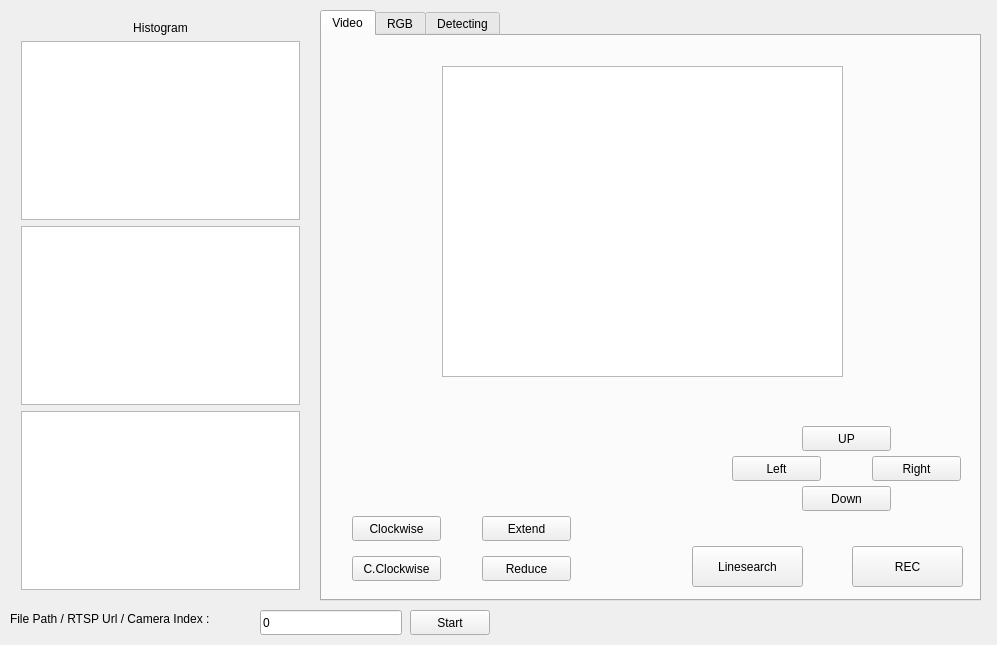
This is mainwindow.ui in sunghyungi/blackboxproject as Qt 5 draws it before an edit. The edited form follows.
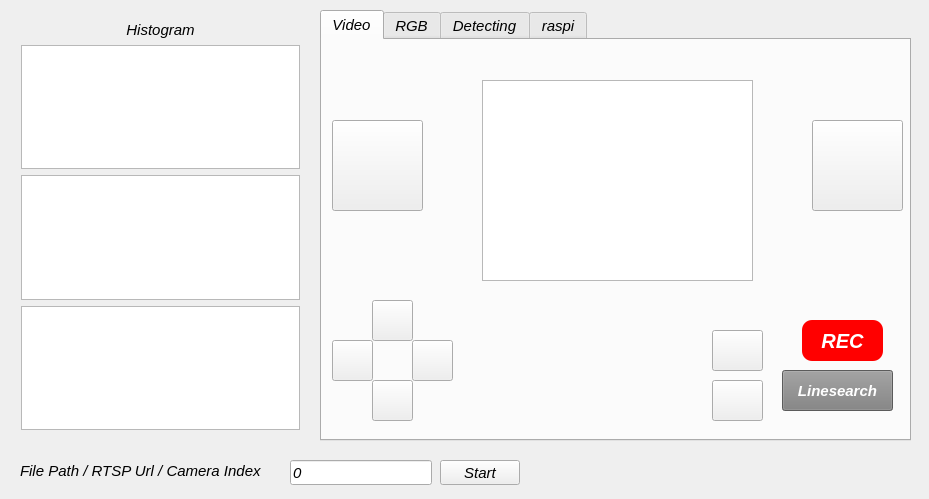
This is the edited form. The open tabs and pages were chosen to show the change. Icons and pictures are not drawn.

The edit to the form file:
```diff
--- a/mainwindow.ui
+++ b/mainwindow.ui
@@ -6,21 +6,24 @@
    <rect>
     <x>0</x>
     <y>0</y>
-    <width>997</width>
-    <height>645</height>
+    <width>929</width>
+    <height>499</height>
    </rect>
   </property>
   <property name="windowTitle">
    <string>Video Processor</string>
   </property>
+  <property name="styleSheet">
+   <string notr="true">font: italic 15px;</string>
+  </property>
   <widget class="QWidget" name="centralWidget">
    <widget class="QLabel" name="label">
     <property name="geometry">
      <rect>
-      <x>10</x>
-      <y>610</y>
+      <x>20</x>
+      <y>460</y>
       <width>244</width>
-      <height>17</height>
+      <height>21</height>
      </rect>
     </property>
     <property name="text">
@@ -30,8 +33,8 @@
    <widget class="QLineEdit" name="videoEdit">
     <property name="geometry">
      <rect>
-      <x>260</x>
-      <y>610</y>
+      <x>290</x>
+      <y>460</y>
       <width>142</width>
       <height>25</height>
      </rect>
@@ -43,8 +46,8 @@
    <widget class="QPushButton" name="startBtn">
     <property name="geometry">
      <rect>
-      <x>410</x>
-      <y>610</y>
+      <x>440</x>
+      <y>460</y>
       <width>80</width>
       <height>25</height>
      </rect>
@@ -58,10 +61,13 @@
      <rect>
       <x>320</x>
       <y>10</y>
-      <width>661</width>
-      <height>591</height>
+      <width>591</width>
+      <height>431</height>
      </rect>
     </property>
+    <property name="styleSheet">
+     <string notr="true"/>
+    </property>
     <property name="currentIndex">
      <number>1</number>
     </property>
@@ -72,20 +78,20 @@
      <widget class="QGraphicsView" name="graphicsView">
       <property name="geometry">
        <rect>
-        <x>120</x>
-        <y>30</y>
-        <width>401</width>
-        <height>311</height>
+        <x>160</x>
+        <y>40</y>
+        <width>271</width>
+        <height>201</height>
        </rect>
       </property>
      </widget>
      <widget class="QPushButton" name="upButton">
       <property name="geometry">
        <rect>
-        <x>480</x>
-        <y>390</y>
-        <width>89</width>
-        <height>25</height>
+        <x>50</x>
+        <y>260</y>
+        <width>41</width>
+        <height>41</height>
        </rect>
       </property>
       <property name="focusPolicy">
@@ -94,8 +100,11 @@
       <property name="layoutDirection">
        <enum>Qt::LeftToRight</enum>
       </property>
+      <property name="styleSheet">
+       <string notr="true">border-image:url(:/new/image/up.png);</string>
+      </property>
       <property name="text">
-       <string>UP</string>
+       <string/>
       </property>
       <property name="autoDefault">
        <bool>false</bool>
@@ -104,75 +113,91 @@
      <widget class="QPushButton" name="leftButton">
       <property name="geometry">
        <rect>
-        <x>410</x>
-        <y>420</y>
-        <width>89</width>
-        <height>25</height>
+        <x>10</x>
+        <y>300</y>
+        <width>41</width>
+        <height>41</height>
        </rect>
       </property>
+      <property name="styleSheet">
+       <string notr="true">border-image:url(:/new/image/left.png);</string>
+      </property>
       <property name="text">
-       <string>Left</string>
+       <string/>
       </property>
      </widget>
      <widget class="QPushButton" name="rightButton">
       <property name="geometry">
        <rect>
-        <x>550</x>
-        <y>420</y>
-        <width>89</width>
-        <height>25</height>
+        <x>90</x>
+        <y>300</y>
+        <width>41</width>
+        <height>41</height>
        </rect>
       </property>
+      <property name="styleSheet">
+       <string notr="true">border-image:url(:/new/image/right.png);</string>
+      </property>
       <property name="text">
-       <string>Right</string>
+       <string/>
       </property>
      </widget>
      <widget class="QPushButton" name="downButton">
       <property name="geometry">
        <rect>
-        <x>480</x>
-        <y>450</y>
-        <width>89</width>
-        <height>25</height>
+        <x>50</x>
+        <y>340</y>
+        <width>41</width>
+        <height>41</height>
        </rect>
       </property>
+      <property name="styleSheet">
+       <string notr="true">border-image:url(:/new/image/down.png);</string>
+      </property>
       <property name="text">
-       <string>Down</string>
+       <string/>
       </property>
      </widget>
      <widget class="QPushButton" name="cclockWiseButton">
       <property name="geometry">
        <rect>
-        <x>30</x>
-        <y>520</y>
-        <width>89</width>
-        <height>25</height>
+        <x>10</x>
+        <y>80</y>
+        <width>91</width>
+        <height>91</height>
        </rect>
       </property>
+      <property name="styleSheet">
+       <string notr="true">border-image:url(:/new/image/cclock.png);
+</string>
+      </property>
       <property name="text">
-       <string>C.Clockwise</string>
+       <string/>
       </property>
      </widget>
      <widget class="QPushButton" name="clockWiseButton">
       <property name="geometry">
        <rect>
-        <x>30</x>
-        <y>480</y>
-        <width>89</width>
-        <height>25</height>
+        <x>490</x>
+        <y>80</y>
+        <width>91</width>
+        <height>91</height>
        </rect>
       </property>
+      <property name="styleSheet">
+       <string notr="true">border-image:url(:/new/image/clock.png);</string>
+      </property>
       <property name="text">
-       <string>Clockwise</string>
+       <string/>
       </property>
      </widget>
      <widget class="QPushButton" name="extendButton">
       <property name="geometry">
        <rect>
-        <x>160</x>
-        <y>480</y>
-        <width>89</width>
-        <height>25</height>
+        <x>390</x>
+        <y>290</y>
+        <width>51</width>
+        <height>41</height>
        </rect>
       </property>
       <property name="focusPolicy">
@@ -181,8 +206,11 @@
       <property name="layoutDirection">
        <enum>Qt::LeftToRight</enum>
       </property>
+      <property name="styleSheet">
+       <string notr="true">border-image:url(:/new/image/extend.png);</string>
+      </property>
       <property name="text">
-       <string>Extend</string>
+       <string/>
       </property>
       <property name="autoDefault">
        <bool>false</bool>
@@ -191,10 +219,10 @@
      <widget class="QPushButton" name="reduceButton">
       <property name="geometry">
        <rect>
-        <x>160</x>
-        <y>520</y>
-        <width>89</width>
-        <height>25</height>
+        <x>390</x>
+        <y>340</y>
+        <width>51</width>
+        <height>41</height>
        </rect>
       </property>
       <property name="focusPolicy">
@@ -203,8 +231,11 @@
       <property name="layoutDirection">
        <enum>Qt::LeftToRight</enum>
       </property>
+      <property name="styleSheet">
+       <string notr="true">border-image:url(:/new/image/reduce.png);</string>
+      </property>
       <property name="text">
-       <string>Reduce</string>
+       <string/>
       </property>
       <property name="autoDefault">
        <bool>false</bool>
@@ -213,17 +244,19 @@
      <widget class="QPushButton" name="recBtn">
       <property name="geometry">
        <rect>
-        <x>530</x>
-        <y>510</y>
-        <width>111</width>
+        <x>480</x>
+        <y>280</y>
+        <width>81</width>
         <height>41</height>
        </rect>
       </property>
-      <property name="minimumSize">
-       <size>
-        <width>80</width>
-        <height>25</height>
-       </size>
+      <property name="styleSheet">
+       <string notr="true">border-radius: 10px;
+padding: 2px;
+background-color: red;
+font: bold italic 20px;
+color:white;
+</string>
       </property>
       <property name="text">
        <string>REC</string>
@@ -232,12 +265,19 @@
      <widget class="QPushButton" name="LineBtn">
       <property name="geometry">
        <rect>
-        <x>370</x>
-        <y>510</y>
+        <x>460</x>
+        <y>330</y>
         <width>111</width>
         <height>41</height>
        </rect>
       </property>
+      <property name="styleSheet">
+       <string notr="true">padding: 2px;
+background-color: gray;
+font: bold italic 15px;
+color:white;
+</string>
+      </property>
       <property name="text">
        <string>Linesearch</string>
       </property>
@@ -337,7 +377,40 @@
        </rect>
       </property>
       <property name="text">
-       <string>Detecting</string>
+       <string>Detect</string>
+      </property>
+     </widget>
+     <widget class="QPushButton" name="detectBtn2">
+      <property name="geometry">
+       <rect>
+        <x>370</x>
+        <y>340</y>
+        <width>71</width>
+        <height>51</height>
+       </rect>
+      </property>
+      <property name="styleSheet">
+       <string notr="true">border-image:url(:/new/image/people.png);
+color:red;
+font: bold;</string>
+      </property>
+      <property name="text">
+       <string>Detect</string>
+      </property>
+     </widget>
+    </widget>
+    <widget class="QWidget" name="raspi">
+     <attribute name="title">
+      <string>raspi</string>
+     </attribute>
+     <widget class="QGraphicsView" name="graphicsView_4">
+      <property name="geometry">
+       <rect>
+        <x>20</x>
+        <y>20</y>
+        <width>531</width>
+        <height>351</height>
+       </rect>
       </property>
      </widget>
     </widget>
@@ -348,7 +421,7 @@
       <x>10</x>
       <y>10</y>
       <width>301</width>
-      <height>591</height>
+      <height>431</height>
      </rect>
     </property>
     <layout class="QVBoxLayout" name="HistogramLayout">
```
Left out of the diff: 31 changed lines with no effect on the pictures.
